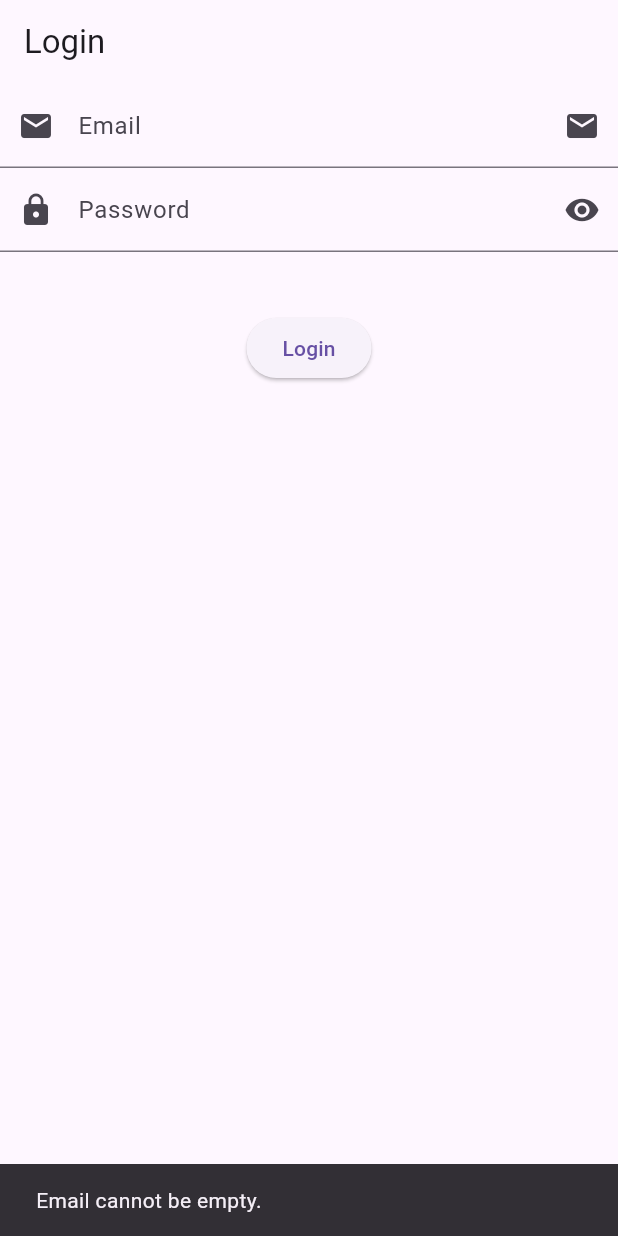
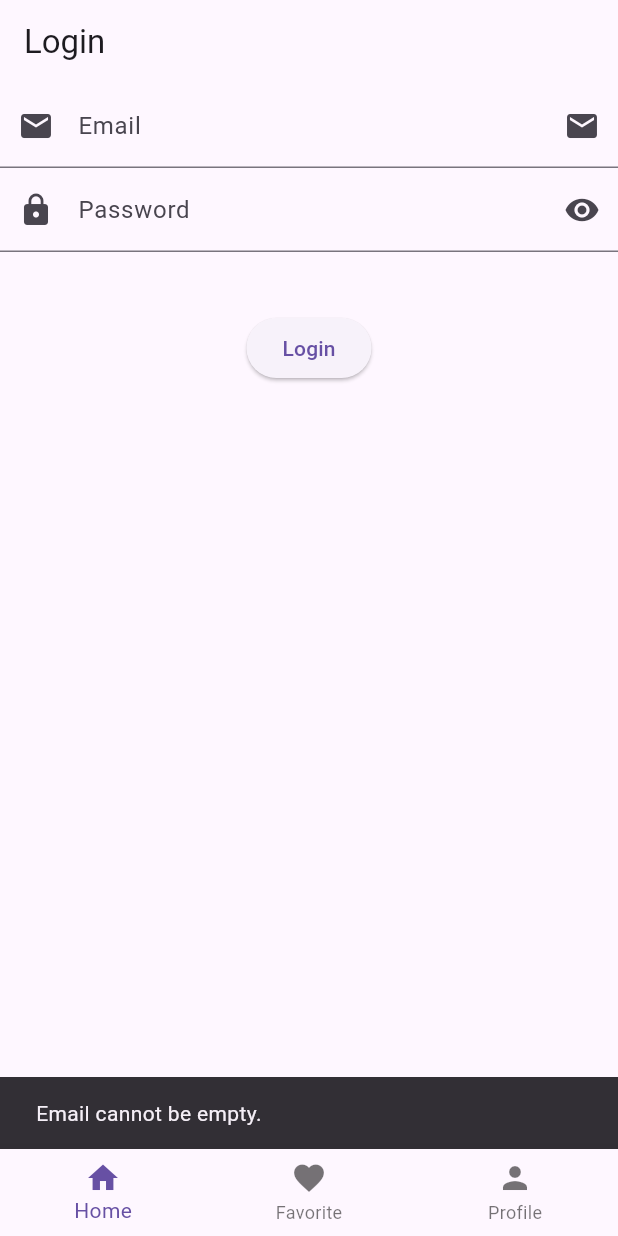
Before and after one commit to MuhammadAliKust/Aqsa_Noor_Project, a Flutter app: the screen it shows after launch, after a tap on "Login", on a phone screen of 412 x 824 dp. Run offline on Flutter 3.47's test engine with Material 3 defaults, Android fonts, the phone set to English and light mode, and no system bars; our stand-ins replace smooth_page_indicator, string_validator; network calls fail.

Commit message:
Bottom Bar Done

```diff
--- /dev/null
+++ b/lib/bottom_bar.dart
@@ -0,0 +1,40 @@
+import 'package:aqsa_noor_project/list_view_builder.dart';
+import 'package:aqsa_noor_project/login.dart';
+import 'package:aqsa_noor_project/network_image.dart';
+import 'package:flutter/material.dart';
+
+class BottomBarView extends StatefulWidget {
+  BottomBarView({super.key});
+
+  @override
+  State<BottomBarView> createState() => _BottomBarViewState();
+}
+
+class _BottomBarViewState extends State<BottomBarView> {
+  int selectedIndex = 0;
+
+  List<Widget> screenList = [
+    LoginView(),
+    ListViewBuilderDemo(),
+    NetworkImageView()
+  ];
+
+  @override
+  Widget build(BuildContext context) {
+    return Scaffold(
+      body: screenList.elementAt(selectedIndex),
+      bottomNavigationBar: BottomNavigationBar(
+          onTap: (val) {
+            selectedIndex = val;
+            setState(() {});
+          },
+          currentIndex: selectedIndex,
+          items: [
+            BottomNavigationBarItem(icon: Icon(Icons.home), label: 'Home'),
+            BottomNavigationBarItem(
+                icon: Icon(Icons.favorite), label: 'Favorite'),
+            BottomNavigationBarItem(icon: Icon(Icons.person), label: 'Profile'),
+          ]),
+    );
+  }
+}
--- a/lib/main.dart
+++ b/lib/main.dart
@@ -1,6 +1,8 @@
 
 
+import 'package:aqsa_noor_project/bottom_bar.dart';
 import 'package:aqsa_noor_project/dynamic_list_view_builder.dart';
+import 'package:aqsa_noor_project/grid_view.dart';
 import 'package:aqsa_noor_project/list_view_builder.dart';
 import 'package:aqsa_noor_project/login.dart';
 import 'package:aqsa_noor_project/multiple_selection_view.dart';
@@ -20,7 +22,7 @@ class MyApp extends StatelessWidget {
   @override
   Widget build(BuildContext context) {
     return MaterialApp(
-      home: LoginView()
+      home: BottomBarView()
     );
   }
 }
```
Also changed, not shown: lib/grid_view.dart (added, +21 -0 lines).
